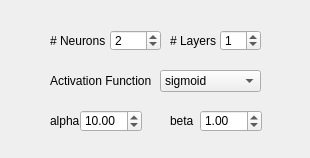
b4silio/MLDemos, file _AlgorithmsPlugins/OpenCV/paramsMLPRegress.ui: the form before one commit.
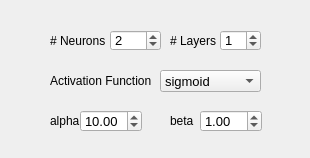
The form after the commit.

Patch:
```diff
--- a/_AlgorithmsPlugins/OpenCV/paramsMLPRegress.ui
+++ b/_AlgorithmsPlugins/OpenCV/paramsMLPRegress.ui
@@ -40,6 +40,11 @@
      <height>22</height>
     </rect>
    </property>
+   <property name="font">
+    <font>
+     <pointsize>10</pointsize>
+    </font>
+   </property>
    <property name="toolTip">
     <string>sigmoid: beta*(1-exp(-alpha*x)) / (1 + exp(-alpha*x))
 gaussian: beta*exp(-alpha*x*x)</string>
@@ -81,6 +86,11 @@
      <height>22</height>
     </rect>
    </property>
+   <property name="font">
+    <font>
+     <pointsize>10</pointsize>
+    </font>
+   </property>
    <property name="toolTip">
     <string>Activation function for all network units</string>
    </property>
@@ -104,6 +114,11 @@
      <height>21</height>
     </rect>
    </property>
+   <property name="font">
+    <font>
+     <pointsize>10</pointsize>
+    </font>
+   </property>
    <property name="toolTip">
     <string>Number of hidden layers</string>
    </property>
@@ -162,6 +177,11 @@
      <height>22</height>
     </rect>
    </property>
+   <property name="font">
+    <font>
+     <pointsize>10</pointsize>
+    </font>
+   </property>
    <property name="toolTip">
     <string>sigmoid: beta*(1-exp(-alpha*x)) / (1 + exp(-alpha*x))
 gaussian: beta*exp(-alpha*x*x)</string>
@@ -203,6 +223,11 @@
      <height>21</height>
     </rect>
    </property>
+   <property name="font">
+    <font>
+     <pointsize>10</pointsize>
+    </font>
+   </property>
    <property name="toolTip">
     <string>&lt;!DOCTYPE HTML PUBLIC &quot;-//W3C//DTD HTML 4.0//EN&quot; &quot;http://www.w3.org/TR/REC-html40/strict.dtd&quot;&gt;
 &lt;html&gt;&lt;head&gt;&lt;meta name=&quot;qrichtext&quot; content=&quot;1&quot; /&gt;&lt;style type=&quot;text/css&quot;&gt;
```
